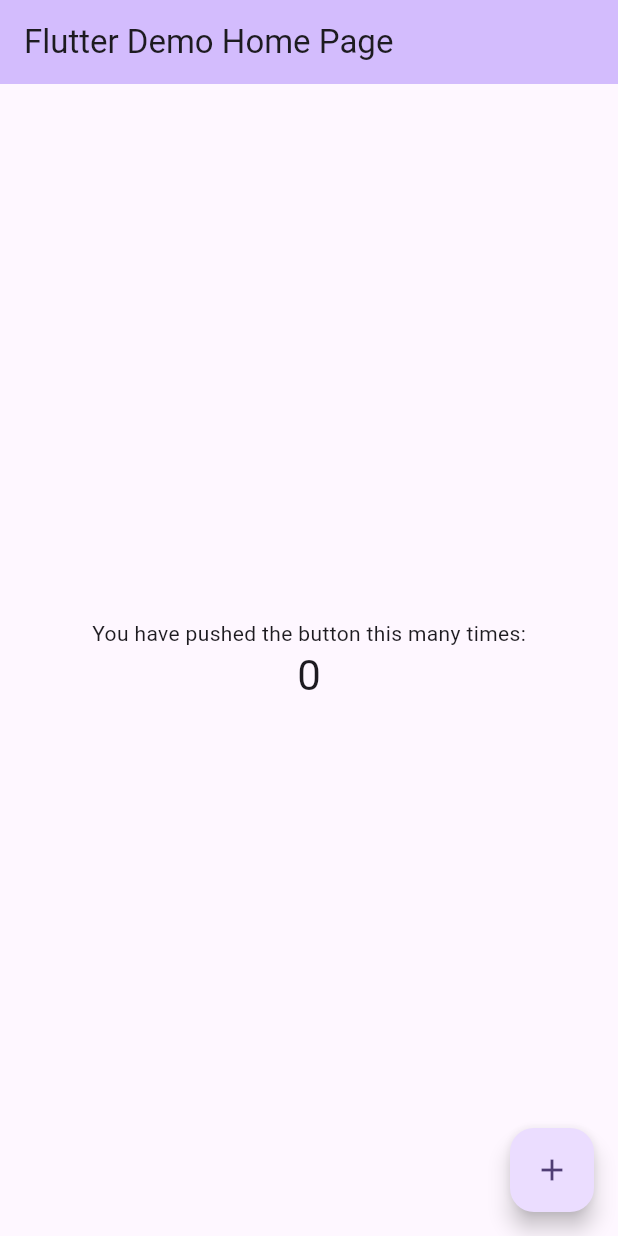
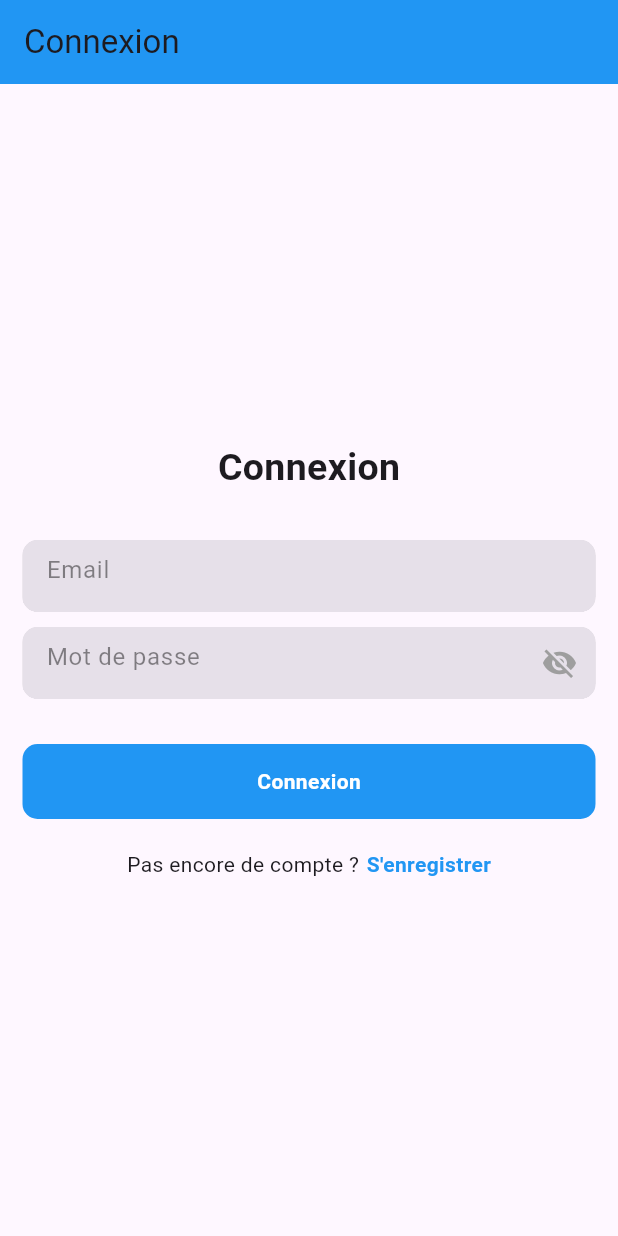
Before and after one commit to KelevraP5/DiWe, a Flutter app: the screen it shows after launch, on a phone screen of 412 x 824 dp. Run offline on Flutter 3.47's test engine with Material 3 defaults, Android fonts, the phone set to English and light mode, and no system bars; our stand-ins replace firebase_auth, firebase_core; accounts and stored records are empty.

Commit message:
signin/login

```diff
--- a/analysis_options.yaml
+++ b/analysis_options.yaml
@@ -21,6 +21,7 @@
   # `// ignore_for_file: name_of_lint` syntax on the line or in the file
   # producing the lint.
   rules:
+    prefer_const_constructors: false
     # avoid_print: false  # Uncomment to disable the `avoid_print` rule
     # prefer_single_quotes: true  # Uncomment to enable the `prefer_single_quotes` rule
 
--- /dev/null
+++ b/lib/features/user_auth/firebase_auth_implementation/firebase_auth_services.dart
@@ -0,0 +1,26 @@
+
+import 'package:firebase_auth/firebase_auth.dart';
+
+class FirebaseAuthService {
+  FirebaseAuth _auth = FirebaseAuth.instance;
+
+  Future<User?> signUpWithEmailAndPassword(String email, String password) async {
+    try {
+      UserCredential credential = await _auth.createUserWithEmailAndPassword(email: email, password: password);
+      return credential.user;
+    } catch (e) {
+      print("Error occured");
+    }
+    return null;
+  }
+
+  Future<User?> signInWithEmailAndPassword(String email, String password) async {
+    try {
+      UserCredential credential = await _auth.signInWithEmailAndPassword(email: email, password: password);
+      return credential.user;
+    } catch (e) {
+      print("Error occured");
+    }
+    return null;
+  }
+}
--- /dev/null
+++ b/lib/features/user_auth/presentation/pages/login_page.dart
@@ -0,0 +1,127 @@
+import 'package:diwe_flutter/features/user_auth/firebase_auth_implementation/firebase_auth_services.dart';
+import 'package:diwe_flutter/features/user_auth/presentation/pages/home_page.dart';
+import 'package:diwe_flutter/features/user_auth/presentation/pages/sign_up_page.dart';
+import 'package:diwe_flutter/features/user_auth/presentation/widgets/form_container_widget.dart';
+import 'package:firebase_auth/firebase_auth.dart';
+import 'package:flutter/material.dart';
+
+class LoginPage extends StatefulWidget {
+  const LoginPage({super.key});
+
+  @override
+  State<LoginPage> createState() => _LoginPageState();
+}
+
+class _LoginPageState extends State<LoginPage> {
+  final FirebaseAuthService _auth = FirebaseAuthService();
+
+  TextEditingController _usernameController = TextEditingController();
+  TextEditingController _emailController = TextEditingController();
+  TextEditingController _passwordController = TextEditingController();
+
+  @override
+  void dispose() {
+    _emailController.dispose();
+    _passwordController.dispose();
+    super.dispose();
+  }
+
+  @override
+  Widget build(BuildContext context) {
+    return Scaffold(
+        appBar: AppBar(
+          backgroundColor: Colors.blue,
+          title: Text("Connexion"),
+        ),
+        body: Center(
+          child: Padding(
+            padding: const EdgeInsets.symmetric(horizontal: 15),
+            child: Column(
+              mainAxisAlignment: MainAxisAlignment.center,
+              children: [
+                Text(
+                  "Connexion",
+                  style: TextStyle(fontSize: 25, fontWeight: FontWeight.bold),
+                ),
+                SizedBox(
+                  height: 30,
+                ),
+                FormContainerWidget(
+                  controller: _emailController,
+                  hintText: "Email",
+                  isPasswordField: false,
+                ),
+                SizedBox(
+                  height: 10,
+                ),
+                FormContainerWidget(
+                  controller: _passwordController,
+                  hintText: "Mot de passe",
+                  isPasswordField: true,
+                ),
+                SizedBox(
+                  height: 30,
+                ),
+                GestureDetector(
+                  onTap: _signIn,
+                  child: Container(
+                    width: double.infinity,
+                    height: 50,
+                    decoration: BoxDecoration(
+                        color: Colors.blue,
+                        borderRadius: BorderRadius.circular(10)),
+                    child: Center(
+                      child: Text(
+                        "Connexion",
+                        style: TextStyle(
+                            color: Colors.white, fontWeight: FontWeight.bold),
+                      ),
+                    ),
+                  ),
+                ),
+                SizedBox(
+                  height: 20,
+                ),
+                Row(
+                  mainAxisAlignment: MainAxisAlignment.center,
+                  children: [
+                    Text("Pas encore de compte ?"),
+                    SizedBox(
+                      width: 5,
+                    ),
+                    GestureDetector(
+                      onTap: () {
+                        Navigator.pushAndRemoveUntil(
+                            context,
+                            MaterialPageRoute(
+                                builder: (context) => SignUpPage()),
+                            (route) => false);
+                      },
+                      child: Text(
+                        "S'enregistrer",
+                        style: TextStyle(
+                            color: Colors.blue, fontWeight: FontWeight.bold),
+                      ),
+                    )
+                  ],
+                )
+              ],
+            ),
+          ),
+        ));
+  }
+
+  void _signIn() async {
+    String email = _emailController.text;
+    String password = _passwordController.text;
+
+    User? user = await _auth.signInWithEmailAndPassword(email, password);
+
+    if (user != null) {
+      print("User signed in");
+      Navigator.pushNamed(context, "/home");
+    } else {
+      print("Error");
+    }
+  }
+}
--- /dev/null
+++ b/lib/features/user_auth/presentation/widgets/form_container_widget.dart
@@ -0,0 +1,75 @@
+import 'package:flutter/material.dart';
+
+class FormContainerWidget extends StatefulWidget {
+  final TextEditingController? controller;
+  final Key? fieldKey;
+  final bool? isPasswordField;
+  final String? hintText;
+  final String? labelText;
+  final String? helperText;
+  final FormFieldSetter<String>? onSaved;
+  final FormFieldValidator<String>? validator;
+  final ValueChanged<String>? onFieldSubmitted;
+  final TextInputType? inputType;
+
+  const FormContainerWidget(
+      {super.key,
+      this.controller,
+      this.isPasswordField,
+      this.fieldKey,
+      this.hintText,
+      this.labelText,
+      this.helperText,
+      this.onSaved,
+      this.validator,
+      this.onFieldSubmitted,
+      this.inputType});
+
+  @override
+  _FormContainerWidgetState createState() => _FormContainerWidgetState();
+}
+
+class _FormContainerWidgetState extends State<FormContainerWidget> {
+  bool _obscureText = true;
+
+  @override
+  Widget build(BuildContext context) {
+    return Container(
+      width: double.infinity,
+      clipBehavior: Clip.hardEdge,
+      decoration: BoxDecoration(
+        color: Colors.grey.withOpacity(.35),
+        borderRadius: BorderRadius.circular(10),
+      ),
+      child: TextFormField(
+        style: TextStyle(color: Colors.black),
+        controller: widget.controller,
+        keyboardType: widget.inputType,
+        key: widget.fieldKey,
+        obscureText: widget.isPasswordField == true ? _obscureText : false,
+        onSaved: widget.onSaved,
+        validator: widget.validator,
+        onFieldSubmitted: widget.onFieldSubmitted,
+        decoration: InputDecoration(
+          border: InputBorder.none,
+          filled: true,
+          hintText: widget.hintText,
+          hintStyle: TextStyle(color: Colors.black45),
+          suffixIcon: GestureDetector(
+            onTap: () {
+              setState(() {
+                _obscureText = !_obscureText;
+              });
+            },
+            child: widget.isPasswordField == true
+                ? Icon(
+                    _obscureText ? Icons.visibility_off : Icons.visibility,
+                    color: _obscureText == false ? Colors.blue : Colors.grey,
+                  )
+                : Text(""),
+          ),
+        ),
+      ),
+    );
+  }
+}
--- a/lib/main.dart
+++ b/lib/main.dart
@@ -1,125 +1,34 @@
+import 'package:diwe_flutter/features/app/splash_screen/splash_screen.dart';
+import 'package:diwe_flutter/features/user_auth/presentation/pages/home_page.dart';
+import 'package:diwe_flutter/features/user_auth/presentation/pages/login_page.dart';
+import 'package:diwe_flutter/features/user_auth/presentation/pages/sign_up_page.dart';
 import 'package:flutter/material.dart';
+import 'package:firebase_core/firebase_core.dart';
+import 'firebase_options.dart';
 
-void main() {
-  runApp(const MyApp());
+Future<void> main() async {
+  WidgetsFlutterBinding.ensureInitialized();
+  await Firebase.initializeApp(
+    options: DefaultFirebaseOptions.currentPlatform,
+  );
+  runApp(MyApp());
 }
 
 class MyApp extends StatelessWidget {
-  const MyApp({super.key});
-
-  // This widget is the root of your application.
   @override
   Widget build(BuildContext context) {
     return MaterialApp(
-      title: 'Flutter Demo',
-      theme: ThemeData(
-        // This is the theme of your application.
-        //
-        // TRY THIS: Try running your application with "flutter run". You'll see
-        // the application has a purple toolbar. Then, without quitting the app,
-        // try changing the seedColor in the colorScheme below to Colors.green
-        // and then invoke "hot reload" (save your changes or press the "hot
-        // reload" button in a Flutter-supported IDE, or press "r" if you used
-        // the command line to start the app).
-        //
-        // Notice that the counter didn't reset back to zero; the application
-        // state is not lost during the reload. To reset the state, use hot
-        // restart instead.
-        //
-        // This works for code too, not just values: Most code changes can be
-        // tested with just a hot reload.
-        colorScheme: ColorScheme.fromSeed(seedColor: Colors.deepPurple),
-        useMaterial3: true,
-      ),
-      home: const MyHomePage(title: 'Flutter Demo Home Page'),
+      debugShowCheckedModeBanner: false,
+      title: 'Flutter DiWe',
+      routes: {
+        '/': (context) => SplashScreen(
+              // Here, you can decide whether to show the LoginPage or HomePage based on user authentication
+              child: LoginPage(),
+            ),
+        '/login': (context) => LoginPage(),
+        '/signUp': (context) => SignUpPage(),
+        '/home': (context) => HomePage(),
+      },
     );
   }
 }
-
-class MyHomePage extends StatefulWidget {
-  const MyHomePage({super.key, required this.title});
-
-  // This widget is the home page of your application. It is stateful, meaning
-  // that it has a State object (defined below) that contains fields that affect
-  // how it looks.
-
-  // This class is the configuration for the state. It holds the values (in this
-  // case the title) provided by the parent (in this case the App widget) and
-  // used by the build method of the State. Fields in a Widget subclass are
-  // always marked "final".
-
-  final String title;
-
-  @override
-  State<MyHomePage> createState() => _MyHomePageState();
-}
-
-class _MyHomePageState extends State<MyHomePage> {
-  int _counter = 0;
-
-  void _incrementCounter() {
-    setState(() {
-      // This call to setState tells the Flutter framework that something has
-      // changed in this State, which causes it to rerun the build method below
-      // so that the display can reflect the updated values. If we changed
-      // _counter without calling setState(), then the build method would not be
-      // called again, and so nothing would appear to happen.
-      _counter++;
-    });
-  }
-
-  @override
-  Widget build(BuildContext context) {
-    // This method is rerun every time setState is called, for instance as done
-    // by the _incrementCounter method above.
-    //
-    // The Flutter framework has been optimized to make rerunning build methods
-    // fast, so that you can just rebuild anything that needs updating rather
-    // than having to individually change instances of widgets.
-    return Scaffold(
-      appBar: AppBar(
-        // TRY THIS: Try changing the color here to a specific color (to
-        // Colors.amber, perhaps?) and trigger a hot reload to see the AppBar
-        // change color while the other colors stay the same.
-        backgroundColor: Theme.of(context).colorScheme.inversePrimary,
-        // Here we take the value from the MyHomePage object that was created by
-        // the App.build method, and use it to set our appbar title.
-        title: Text(widget.title),
-      ),
-      body: Center(
-        // Center is a layout widget. It takes a single child and positions it
-        // in the middle of the parent.
-        child: Column(
-          // Column is also a layout widget. It takes a list of children and
-          // arranges them vertically. By default, it sizes itself to fit its
-          // children horizontally, and tries to be as tall as its parent.
-          //
-          // Column has various properties to control how it sizes itself and
-          // how it positions its children. Here we use mainAxisAlignment to
-          // center the children vertically; the main axis here is the vertical
-          // axis because Columns are vertical (the cross axis would be
-          // horizontal).
-          //
-          // TRY THIS: Invoke "debug painting" (choose the "Toggle Debug Paint"
-          // action in the IDE, or press "p" in the console), to see the
-          // wireframe for each widget.
-          mainAxisAlignment: MainAxisAlignment.center,
-          children: <Widget>[
-            const Text(
-              'You have pushed the button this many times:',
-            ),
-            Text(
-              '$_counter',
-              style: Theme.of(context).textTheme.headlineMedium,
-            ),
-          ],
-        ),
-      ),
-      floatingActionButton: FloatingActionButton(
-        onPressed: _incrementCounter,
-        tooltip: 'Increment',
-        child: const Icon(Icons.add),
-      ), // This trailing comma makes auto-formatting nicer for build methods.
-    );
-  }
-}
--- a/pubspec.yaml
+++ b/pubspec.yaml
@@ -35,6 +35,10 @@
   # The following adds the Cupertino Icons font to your application.
   # Use with the CupertinoIcons class for iOS style icons.
   cupertino_icons: ^1.0.2
+  firebase_core: ^2.25.4
+  firebase_auth: ^4.17.4
+  cloud_firestore: ^4.15.4
+  firebase_storage: ^11.6.5
 
 dev_dependencies:
   flutter_test:
```
Also changed, not shown: lib/features/app/splash_screen/splash_screen.dart (added, +40 -0 lines), lib/features/user_auth/presentation/pages/home_page.dart (added, +51 -0 lines), lib/features/user_auth/presentation/pages/sign_up_page.dart (added, +136 -0 lines), lib/firebase_options.dart (added), pubspec.lock, 9 other files.
